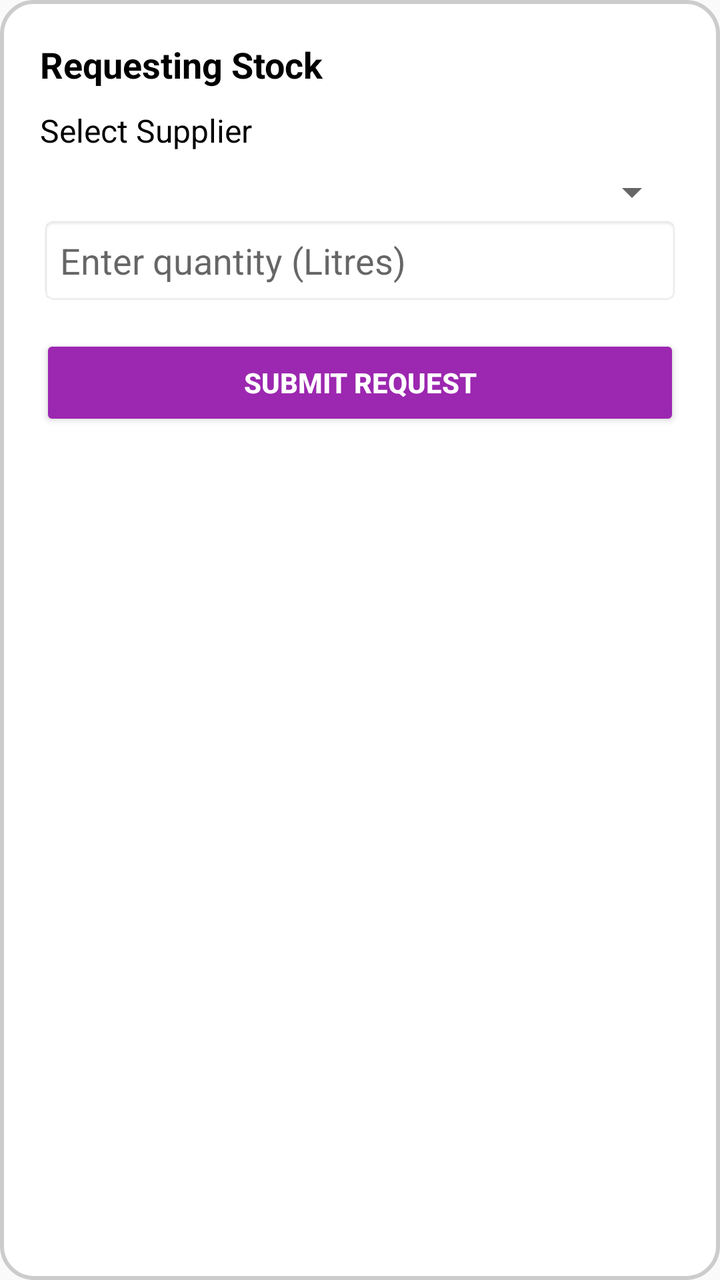
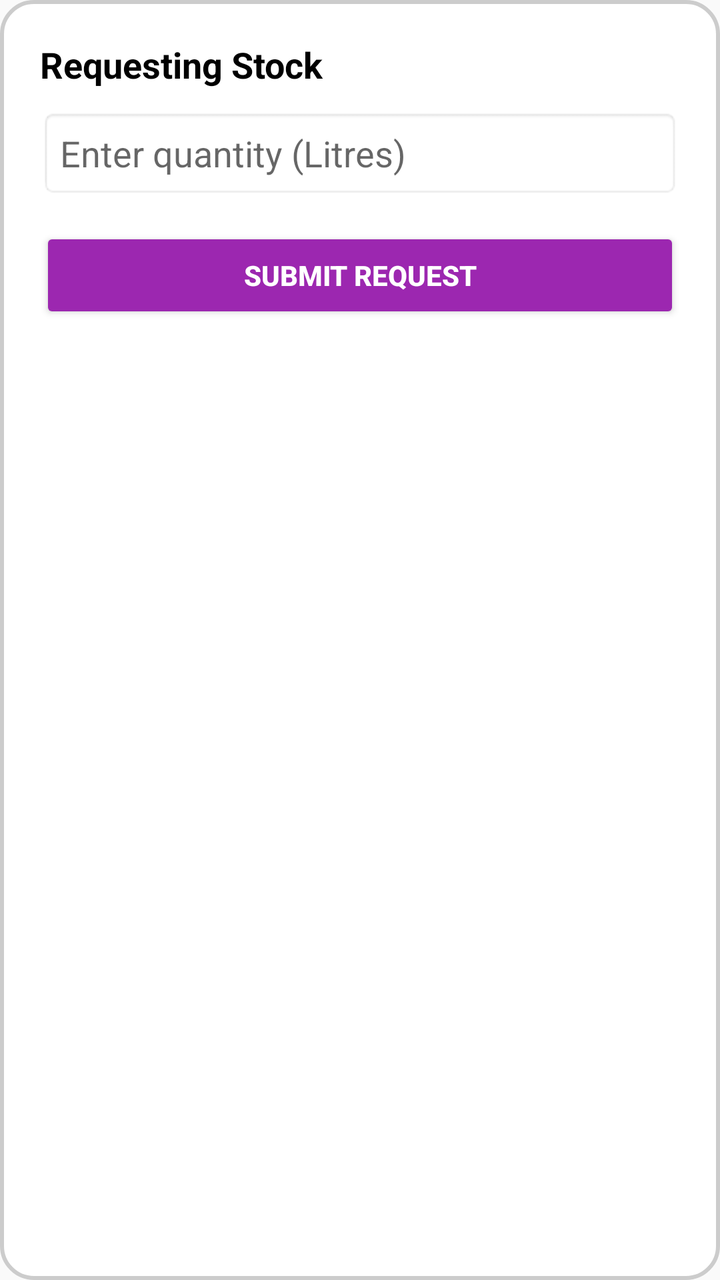

An Android layout rendered at two revisions. The XML below is the earlier revision; the diff shows what the commit changed to produce the second picture.
<!-- AndroidManifest.xml: application theme AppTheme -->
<!-- res/layout/dialog_request_stock.xml -->
<?xml version="1.0" encoding="utf-8"?>
<LinearLayout xmlns:android="http://schemas.android.com/apk/res/android"
    android:layout_width="match_parent"
    android:layout_height="wrap_content"
    android:padding="20dp"
    android:orientation="vertical"
    android:background="@drawable/dialog_background">

    <TextView
        android:id="@+id/txt_material_name"
        android:layout_width="match_parent"
        android:layout_height="wrap_content"
        android:text="Requesting Stock"
        android:textSize="18sp"
        android:textStyle="bold"
        android:paddingBottom="10dp"
        android:textColor="@android:color/black" />

    <TextView
        android:layout_width="match_parent"
        android:layout_height="wrap_content"
        android:text="Select Supplier"
        android:textSize="16sp"
        android:textColor="@android:color/black"
        android:paddingBottom="8dp" />

    <Spinner
        android:id="@+id/spn_supplier"
        android:layout_width="match_parent"
        android:layout_height="wrap_content" />

    <EditText
        android:id="@+id/edt_quantity"
        android:layout_width="match_parent"
        android:layout_height="wrap_content"
        android:hint="Enter quantity (Litres)"
        android:inputType="number"
        android:padding="10dp"
        android:background="@android:drawable/editbox_background" />


    <Button
        android:id="@+id/btn_submit_request"
        android:layout_width="match_parent"
        android:layout_height="wrap_content"
        android:text="Submit Request"
        android:textStyle="bold"
        android:textColor="@android:color/white"
        android:backgroundTint="@color/purple_500"
        android:padding="10dp"
        android:layout_marginTop="15dp"/>
</LinearLayout>
<!-- resources referenced by this layout -->
<resources>
  <color name="purple_500">#9C27B0</color>
  <!-- drawable dialog_background (drawable) -->
  <?xml version="1.0" encoding="utf-8"?>
  <shape xmlns:android="http://schemas.android.com/apk/res/android" android:shape="rectangle">
      <corners android:radius="16dp"/>
      <solid android:color="#FFFFFF"/>
      <stroke android:width="2dp" android:color="#CCCCCC"/>
      <padding android:left="16dp" android:top="16dp" android:right="16dp" android:bottom="16dp"/>
  </shape>
  <style name="AppTheme" parent="Theme.AppCompat.Light.DarkActionBar">
          
          <item name="colorPrimary">@color/colorPrimary</item>
          <item name="colorPrimaryDark">@color/colorPrimaryDark</item>
          <item name="colorAccent">@color/colorAccent</item>
      </style>
  <color name="colorPrimary">#0092DF</color>
  <color name="colorPrimaryDark">#0092DF</color>
  <color name="colorAccent">#A6009A</color>
</resources>

<!-- the commit's change to res/layout/dialog_request_stock.xml (unified diff, before → after) -->
@@ -16,19 +16,6 @@
         android:paddingBottom="10dp"
         android:textColor="@android:color/black" />
 
-    <TextView
-        android:layout_width="match_parent"
-        android:layout_height="wrap_content"
-        android:text="Select Supplier"
-        android:textSize="16sp"
-        android:textColor="@android:color/black"
-        android:paddingBottom="8dp" />
-
-    <Spinner
-        android:id="@+id/spn_supplier"
-        android:layout_width="match_parent"
-        android:layout_height="wrap_content" />
-
     <EditText
         android:id="@+id/edt_quantity"
         android:layout_width="match_parent"
@@ -37,7 +24,6 @@
         android:inputType="number"
         android:padding="10dp"
         android:background="@android:drawable/editbox_background" />
-
 
     <Button
         android:id="@+id/btn_submit_request"
